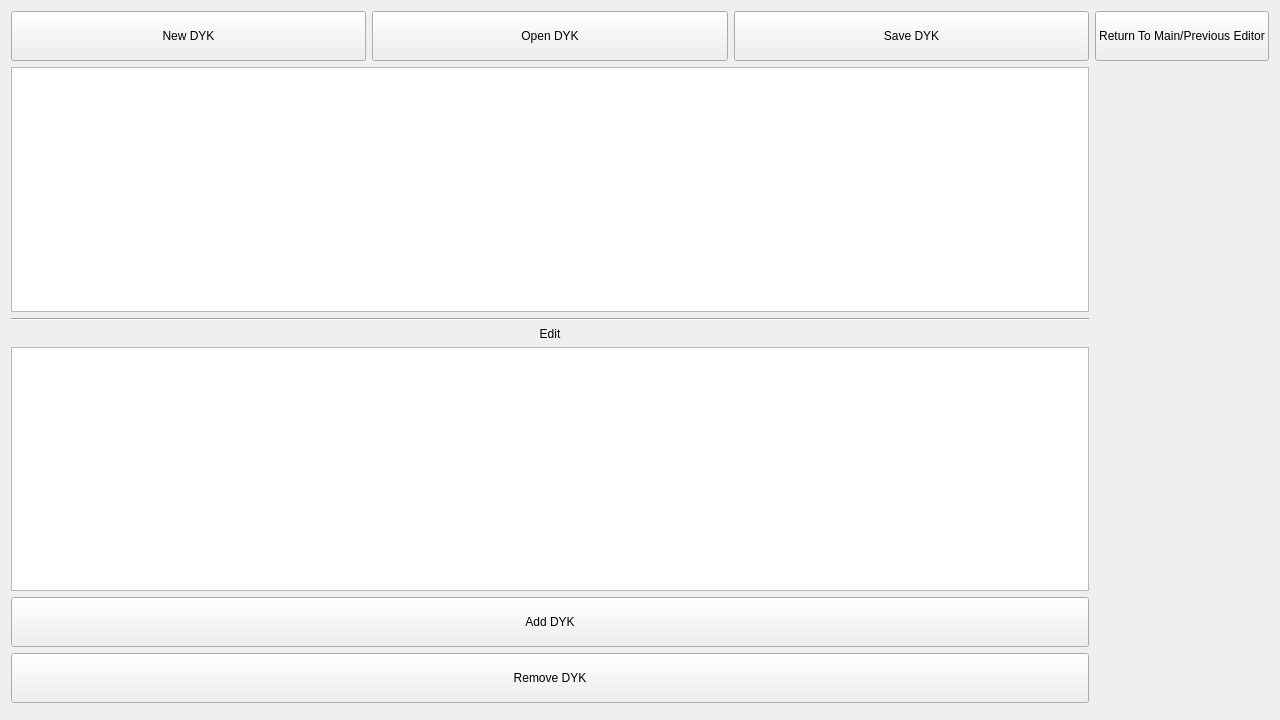
gearcity/GearCity_ModTools, file DYKEditor.ui: the form before one commit.
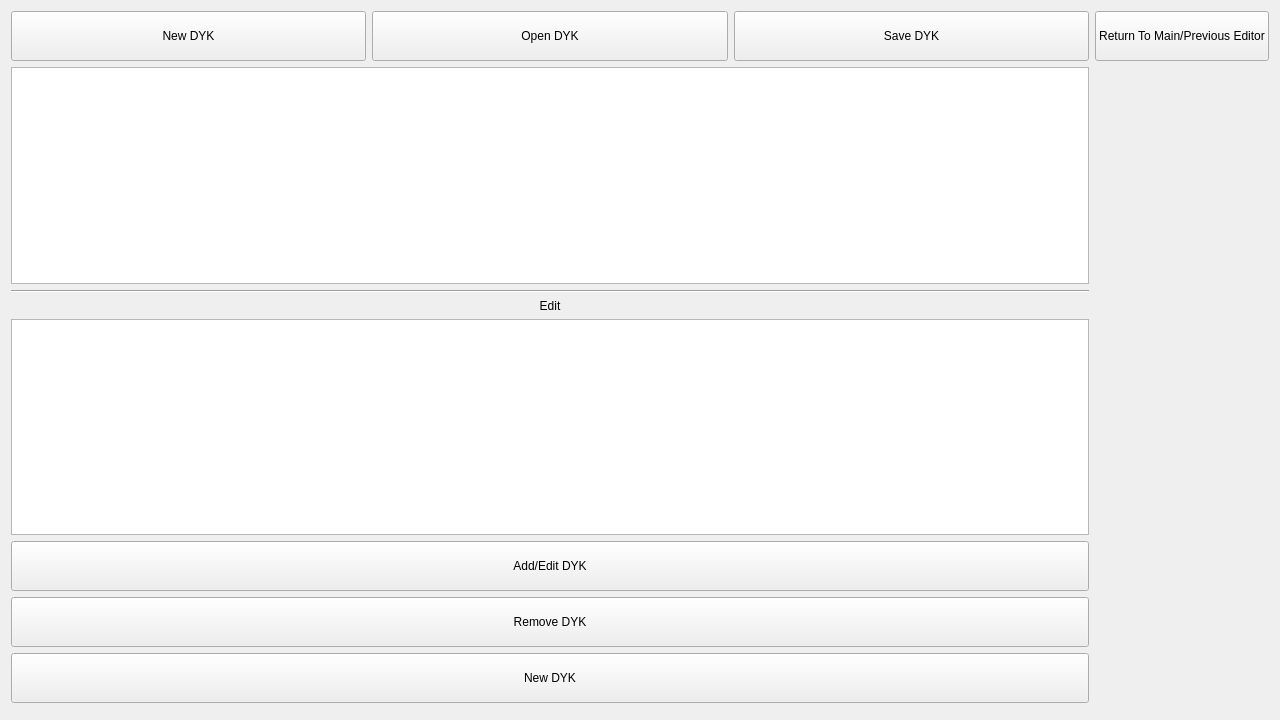
The form after the commit.

Diff of the .ui file:
```diff
--- a/DYKEditor.ui
+++ b/DYKEditor.ui
@@ -121,7 +121,7 @@
         </size>
        </property>
        <property name="text">
-        <string>Add DYK</string>
+        <string>Add/Edit DYK</string>
        </property>
       </widget>
      </item>
@@ -138,6 +138,19 @@
        </property>
       </widget>
      </item>
+     <item>
+      <widget class="QPushButton" name="Button_NewDYK">
+       <property name="minimumSize">
+        <size>
+         <width>0</width>
+         <height>50</height>
+        </size>
+       </property>
+       <property name="text">
+        <string>New DYK</string>
+       </property>
+      </widget>
+     </item>
     </layout>
    </item>
   </layout>
```
